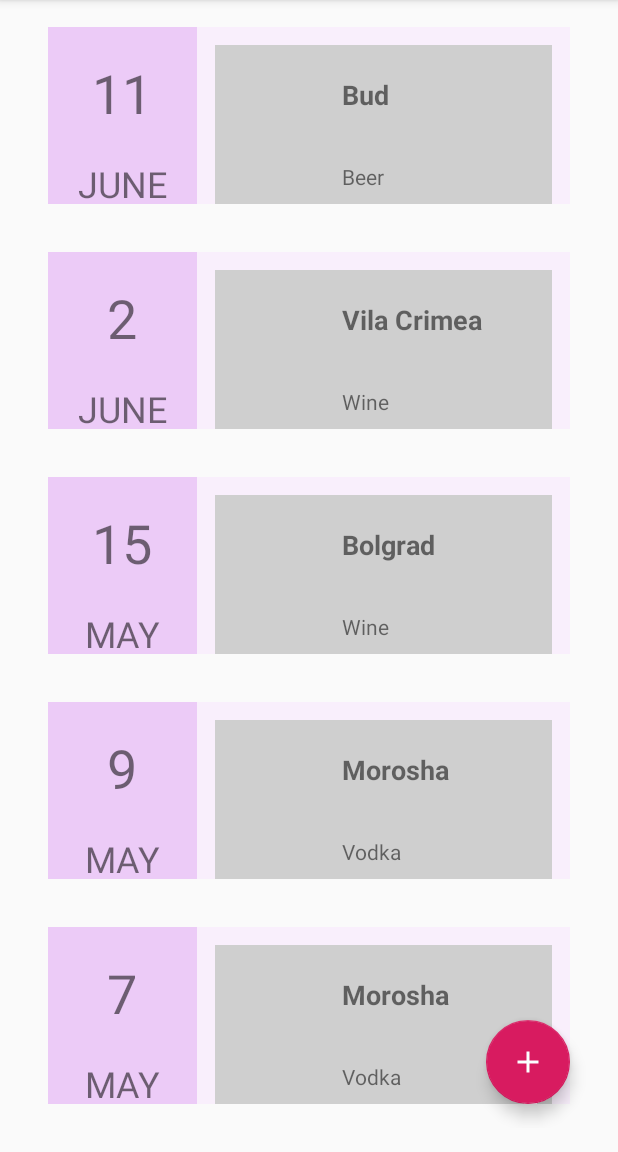
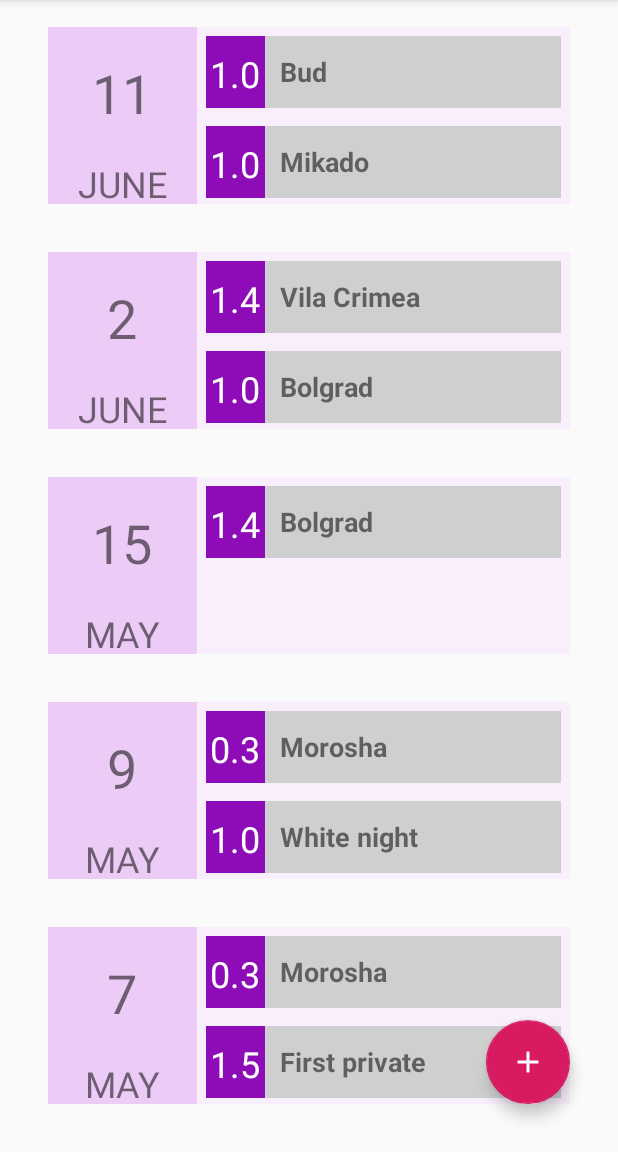
Before and after one commit to Kapibarabanka/AlcoDiary, an Android app: the screen it shows after launch (MainActivity), scrolled down 14 dp, on a phone screen of 412 x 824 dp, the part 84-1236 px from its top. Run offline under Robolectric (Android 15) with nearby library versions, the phone set to English and light mode, and no system bars.

Commit message:
Different cards of drinks in preview and info.

```diff
--- a/app/src/main/java/com/kapibarabanka/alcodiary/calendar/DrinkInEventListAdapter.kt
+++ b/app/src/main/java/com/kapibarabanka/alcodiary/calendar/DrinkInEventListAdapter.kt
@@ -7,12 +7,12 @@
 import com.kapibarabanka.alcodiary.R
 import com.kapibarabanka.alcodiary.drinks.Drink
 
-class DrinkInEventListAdapter(private val list: List<Pair<Drink, Double>>)
+class DrinkInEventListAdapter(private val holderLayoutId: Int, private val list: List<Pair<Drink, Double>>)
     : RecyclerView.Adapter<DrinkInEventViewHolder>() {
 
     override fun onCreateViewHolder(parent: ViewGroup, viewType: Int): DrinkInEventViewHolder {
         val inflater = LayoutInflater.from(parent.context)
-        return DrinkInEventViewHolder(inflater, parent)
+        return DrinkInEventViewHolder(holderLayoutId, inflater, parent)
     }
 
     override fun onBindViewHolder(holder: DrinkInEventViewHolder, position: Int) {
@@ -23,8 +23,8 @@
     override fun getItemCount(): Int = list.size
 }
 
-class DrinkInEventViewHolder(inflater: LayoutInflater, parent: ViewGroup) :
-    RecyclerView.ViewHolder(inflater.inflate(R.layout.list_item_drink_in_event, parent, false)){
+class DrinkInEventViewHolder(holderLayoutId: Int, inflater: LayoutInflater, parent: ViewGroup) :
+    RecyclerView.ViewHolder(inflater.inflate(holderLayoutId, parent, false)){
 
     private var typeView: TextView? = null
     private var nameView: TextView? = null
@@ -46,7 +46,7 @@
 }
 
 class DrinkInEventPreViewHolder(inflater: LayoutInflater, parent: ViewGroup) :
-    RecyclerView.ViewHolder(inflater.inflate(R.layout.list_item_in_event_preview, parent, false)){
+    RecyclerView.ViewHolder(inflater.inflate(R.layout.list_item_preview_drink_in_event, parent, false)){
 
     private var typeView: TextView? = null
     private var nameView: TextView? = null
--- a/app/src/main/java/com/kapibarabanka/alcodiary/calendar/EventInfoPopUp.kt
+++ b/app/src/main/java/com/kapibarabanka/alcodiary/calendar/EventInfoPopUp.kt
@@ -54,7 +54,7 @@
         ratingText.text = event.rating.toString()
         eventDrinksRecyclerView?.apply {
             layoutManager = LinearLayoutManager(context)
-            adapter = DrinkInEventListAdapter(event.drinks)
+            adapter = DrinkInEventListAdapter(R.layout.list_item_drink_in_event, event.drinks)
         }
     }
 }
--- a/app/src/main/java/com/kapibarabanka/alcodiary/calendar/EventsListAdapter.kt
+++ b/app/src/main/java/com/kapibarabanka/alcodiary/calendar/EventsListAdapter.kt
@@ -47,7 +47,7 @@
         val drinks = getDrinks(event)
         drinksRecyclerView?.apply {
             layoutManager = LinearLayoutManager(itemView.context)
-            adapter = DrinkInEventListAdapter(drinks)
+            adapter = DrinkInEventListAdapter(R.layout.list_item_preview_drink_in_event, drinks)
         }
     }
 
--- a/app/src/main/res/layout/list_item_event.xml
+++ b/app/src/main/res/layout/list_item_event.xml
@@ -54,7 +54,7 @@
                     android:layout_height="wrap_content"
                     android:layout_weight="2"
                     tools:itemCount="2"
-                    tools:listitem="@layout/list_item_in_event_preview">
+                    tools:listitem="@layout/list_item_preview_drink_in_event">
 
             </android.support.v7.widget.RecyclerView>
 
```
Also changed, not shown: app/src/main/res/layout/list_item_preview_drink_in_event.xml (renamed from app/src/main/res/layout/list_item_in_event_preview.xml).
